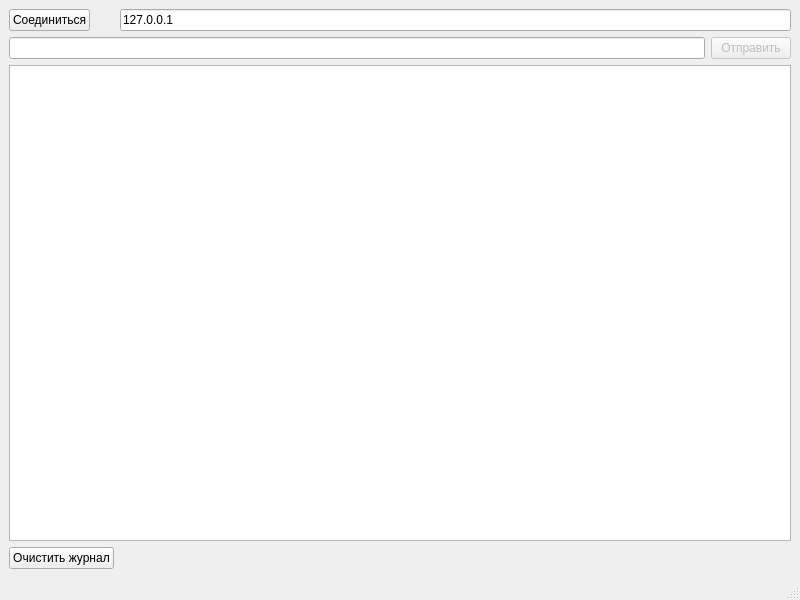
Before: the Qt Designer form mainwindow.ui in hanbuyan/tcpclient_daemon, drawn with Qt 5.
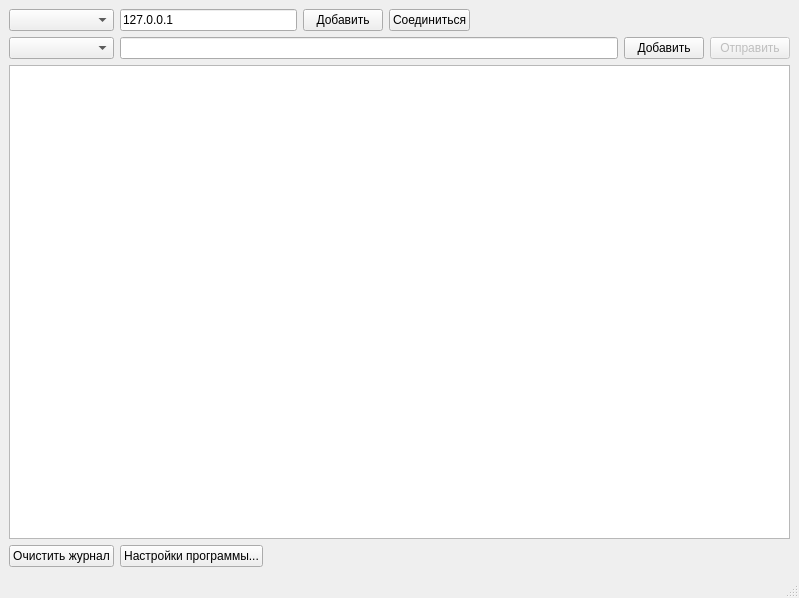
After: the same form once the commit is applied.

```diff
--- a/mainwindow.ui
+++ b/mainwindow.ui
@@ -6,8 +6,8 @@
    <rect>
     <x>0</x>
     <y>0</y>
-    <width>800</width>
-    <height>600</height>
+    <width>799</width>
+    <height>598</height>
    </rect>
   </property>
   <property name="windowTitle">
@@ -15,26 +15,7 @@
   </property>
   <widget class="QWidget" name="centralwidget">
    <layout class="QGridLayout" name="gridLayout">
-    <item row="1" column="3">
-     <widget class="QPushButton" name="pushButtonSend">
-      <property name="enabled">
-       <bool>false</bool>
-      </property>
-      <property name="sizePolicy">
-       <sizepolicy hsizetype="Fixed" vsizetype="Fixed">
-        <horstretch>0</horstretch>
-        <verstretch>0</verstretch>
-       </sizepolicy>
-      </property>
-      <property name="text">
-       <string>Отправить</string>
-      </property>
-     </widget>
-    </item>
-    <item row="1" column="0" colspan="3">
-     <widget class="QLineEdit" name="lineEditCmd"/>
-    </item>
-    <item row="0" column="1" colspan="3">
+    <item row="0" column="1" colspan="2">
      <widget class="QLineEdit" name="lineEditIp">
       <property name="text">
        <string>127.0.0.1</string>
@@ -42,6 +23,38 @@
      </widget>
     </item>
     <item row="0" column="0">
+     <widget class="QComboBox" name="comboBoxAddrs"/>
+    </item>
+    <item row="2" column="0" colspan="12">
+     <widget class="QTextBrowser" name="textBrowserOutput"/>
+    </item>
+    <item row="3" column="2" colspan="10">
+     <spacer name="horizontalSpacer">
+      <property name="orientation">
+       <enum>Qt::Horizontal</enum>
+      </property>
+      <property name="sizeHint" stdset="0">
+       <size>
+        <width>40</width>
+        <height>20</height>
+       </size>
+      </property>
+     </spacer>
+    </item>
+    <item row="0" column="5" colspan="7">
+     <spacer name="horizontalSpacer_2">
+      <property name="orientation">
+       <enum>Qt::Horizontal</enum>
+      </property>
+      <property name="sizeHint" stdset="0">
+       <size>
+        <width>40</width>
+        <height>20</height>
+       </size>
+      </property>
+     </spacer>
+    </item>
+    <item row="0" column="4">
      <widget class="QPushButton" name="pushButtonConnect">
       <property name="sizePolicy">
        <sizepolicy hsizetype="Fixed" vsizetype="Fixed">
@@ -54,8 +67,34 @@
       </property>
      </widget>
     </item>
-    <item row="2" column="0" colspan="4">
-     <widget class="QTextBrowser" name="textBrowserOutput"/>
+    <item row="1" column="11">
+     <widget class="QPushButton" name="pushButtonSend">
+      <property name="enabled">
+       <bool>false</bool>
+      </property>
+      <property name="sizePolicy">
+       <sizepolicy hsizetype="Fixed" vsizetype="Fixed">
+        <horstretch>0</horstretch>
+        <verstretch>0</verstretch>
+       </sizepolicy>
+      </property>
+      <property name="text">
+       <string>Отправить</string>
+      </property>
+     </widget>
+    </item>
+    <item row="3" column="1">
+     <widget class="QPushButton" name="pushButtonSettings">
+      <property name="text">
+       <string>Настройки программы...</string>
+      </property>
+     </widget>
+    </item>
+    <item row="1" column="0">
+     <widget class="QComboBox" name="comboBoxCmds"/>
+    </item>
+    <item row="1" column="1" colspan="9">
+     <widget class="QLineEdit" name="lineEditCmd"/>
     </item>
     <item row="3" column="0">
      <widget class="QPushButton" name="pushButtonClear">
@@ -64,18 +103,19 @@
       </property>
      </widget>
     </item>
-    <item row="3" column="1" colspan="2">
-     <spacer name="horizontalSpacer">
-      <property name="orientation">
-       <enum>Qt::Horizontal</enum>
+    <item row="0" column="3">
+     <widget class="QPushButton" name="pushButtonAddIp">
+      <property name="text">
+       <string>Добавить</string>
       </property>
-      <property name="sizeHint" stdset="0">
-       <size>
-        <width>40</width>
-        <height>20</height>
-       </size>
+     </widget>
+    </item>
+    <item row="1" column="10">
+     <widget class="QPushButton" name="pushButtonAddCmd">
+      <property name="text">
+       <string>Добавить</string>
       </property>
-     </spacer>
+     </widget>
     </item>
    </layout>
   </widget>
```
